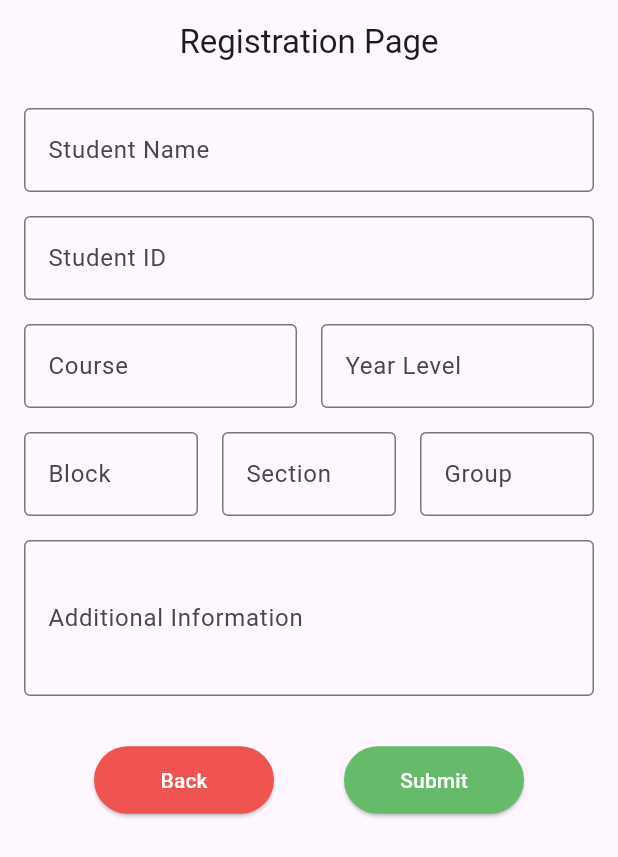
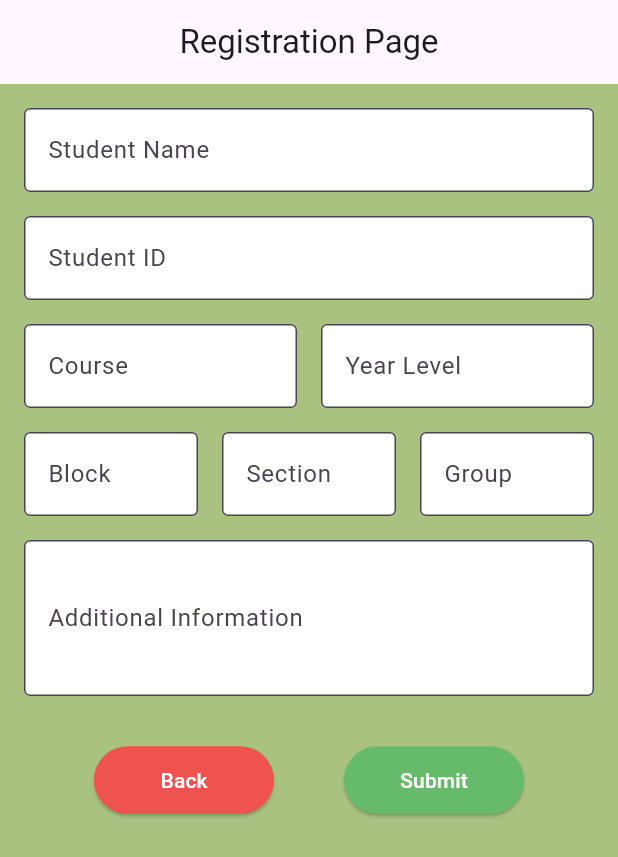
Before and after one commit to nathanG2129/CafeConnect, a Flutter app: the screen it shows after launch, in the side drawer, after a tap on "Registration", on a phone screen of 412 x 824 dp. Shown: the top 857 px of the screen. Run offline on Flutter 3.47's test engine with Material 3 defaults, Android fonts, the phone set to English and light mode, and no system bars.

Commit message:
Update registration_page.dart
Added front-end

```diff
--- a/lib/pages/registration_page.dart
+++ b/lib/pages/registration_page.dart
@@ -6,6 +6,7 @@ class RegistrationPage extends StatelessWidget {
   @override
   Widget build(BuildContext context) {
     return Scaffold(
+      backgroundColor: Color(0xFFA9C280), // Set background color
       appBar: AppBar(
         title: Text("Registration Page"),
         centerTitle: true,
@@ -42,6 +43,8 @@ class _RegistrationFormState extends State<RegistrationForm> {
             decoration: InputDecoration(
               labelText: 'Student Name',
               border: OutlineInputBorder(),
+              filled: true,
+              fillColor: Colors.white, // Ensures readability
             ),
           ),
           SizedBox(height: 16),
@@ -51,6 +54,8 @@ class _RegistrationFormState extends State<RegistrationForm> {
             decoration: InputDecoration(
               labelText: 'Student ID',
               border: OutlineInputBorder(),
+              filled: true,
+              fillColor: Colors.white,
             ),
           ),
           SizedBox(height: 16),
@@ -63,6 +68,8 @@ class _RegistrationFormState extends State<RegistrationForm> {
                   decoration: InputDecoration(
                     labelText: 'Course',
                     border: OutlineInputBorder(),
+                    filled: true,
+                    fillColor: Colors.white,
                   ),
                 ),
               ),
@@ -72,6 +79,8 @@ class _RegistrationFormState extends State<RegistrationForm> {
                   decoration: InputDecoration(
                     labelText: 'Year Level',
                     border: OutlineInputBorder(),
+                    filled: true,
+                    fillColor: Colors.white,
                   ),
                 ),
               ),
@@ -87,6 +96,8 @@ class _RegistrationFormState extends State<RegistrationForm> {
                   decoration: InputDecoration(
                     labelText: 'Block',
                     border: OutlineInputBorder(),
+                    filled: true,
+                    fillColor: Colors.white,
                   ),
                 ),
               ),
@@ -96,6 +107,8 @@ class _RegistrationFormState extends State<RegistrationForm> {
                   decoration: InputDecoration(
                     labelText: 'Section',
                     border: OutlineInputBorder(),
+                    filled: true,
+                    fillColor: Colors.white,
                   ),
                 ),
               ),
@@ -105,6 +118,8 @@ class _RegistrationFormState extends State<RegistrationForm> {
                   decoration: InputDecoration(
                     labelText: 'Group',
                     border: OutlineInputBorder(),
+                    filled: true,
+                    fillColor: Colors.white,
                   ),
                 ),
               ),
@@ -118,6 +133,8 @@ class _RegistrationFormState extends State<RegistrationForm> {
             decoration: InputDecoration(
               labelText: 'Additional Information',
               border: OutlineInputBorder(),
+              filled: true,
+              fillColor: Colors.white,
             ),
           ),
         ],
```
